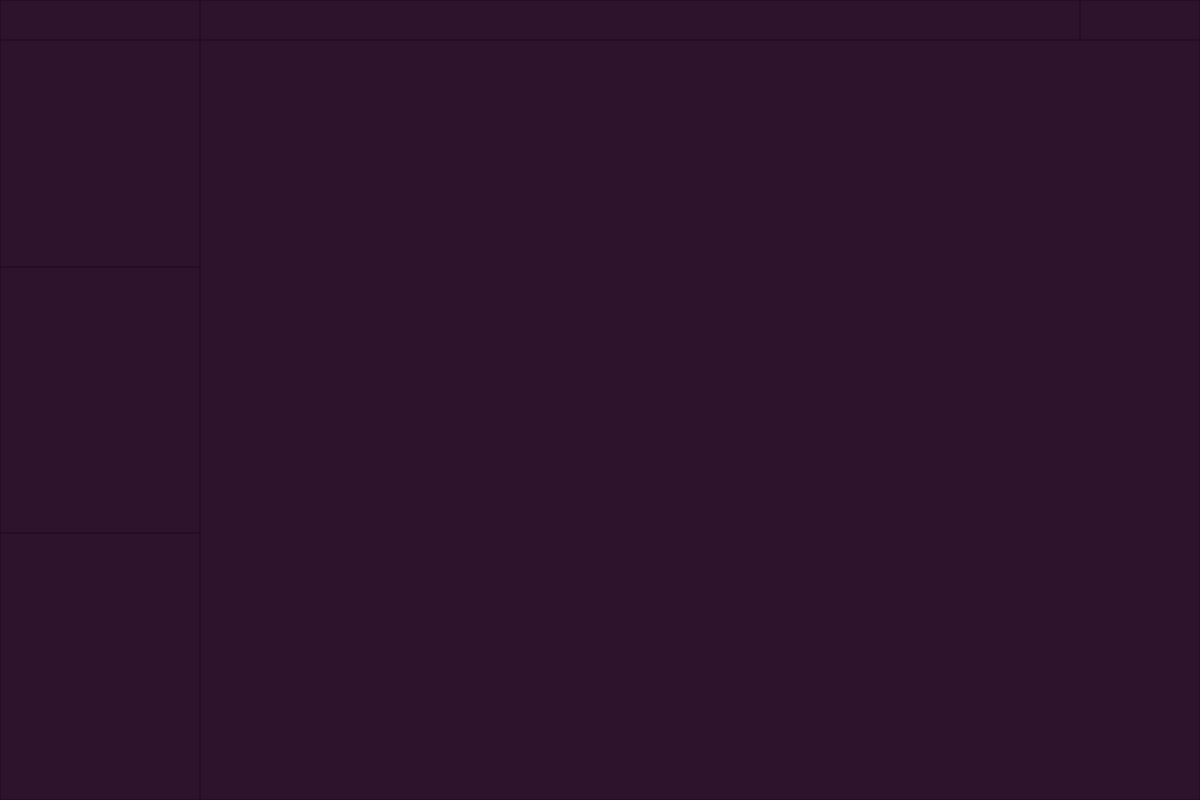
TiberiuMatei/BillyApp, file billy_ui.ui: the form before one commit.
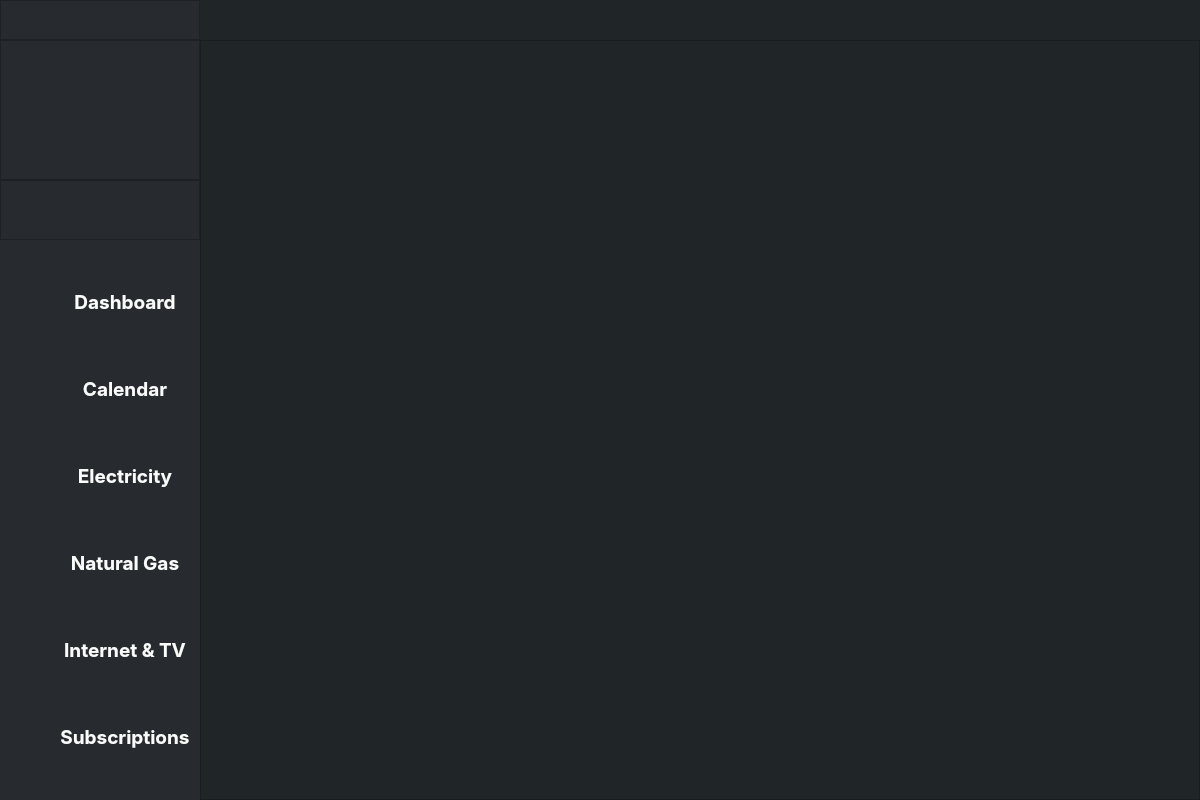
The form after the commit. Icons and pictures are not drawn.

Commit message: Added left side menu buttons design

```diff
--- a/billy_ui.ui
+++ b/billy_ui.ui
@@ -47,6 +47,11 @@
         <height>16777215</height>
        </size>
       </property>
+      <property name="styleSheet">
+       <string notr="true">QFrame{
+	background-color: rgb(39, 43, 47);
+}</string>
+      </property>
       <property name="frameShape">
        <enum>QFrame::NoFrame</enum>
       </property>
@@ -77,7 +82,7 @@
          <property name="maximumSize">
           <size>
            <width>200</width>
-           <height>16777215</height>
+           <height>180</height>
           </size>
          </property>
          <property name="styleSheet">
@@ -129,6 +134,12 @@
           </item>
           <item>
            <widget class="QFrame" name="frameLogo">
+            <property name="maximumSize">
+             <size>
+              <width>16777215</width>
+              <height>140</height>
+             </size>
+            </property>
             <property name="styleSheet">
              <string notr="true">image: url(:/images/Resources/billy_logo.png);</string>
             </property>
@@ -151,7 +162,7 @@
          <property name="maximumSize">
           <size>
            <width>200</width>
-           <height>16777215</height>
+           <height>60</height>
           </size>
          </property>
          <property name="frameShape">
@@ -173,8 +184,22 @@
            <height>16777215</height>
           </size>
          </property>
+         <property name="styleSheet">
+          <string notr="true">QPushButton{
+	border: none;
+	background-color: #272b2f;
+	color: #fafbfb;
+}
+QPushButton:checked{
+	background-color: #202528;
+	color: #EE4540;
+}
+QPushButton:hover{
+	color: #EE4540;
+}</string>
+         </property>
          <property name="frameShape">
-          <enum>QFrame::StyledPanel</enum>
+          <enum>QFrame::NoFrame</enum>
          </property>
          <property name="frameShadow">
           <enum>QFrame::Raised</enum>
@@ -182,6 +207,328 @@
          <property name="lineWidth">
           <number>0</number>
          </property>
+         <layout class="QVBoxLayout" name="verticalLayout_4">
+          <property name="spacing">
+           <number>0</number>
+          </property>
+          <property name="leftMargin">
+           <number>0</number>
+          </property>
+          <property name="topMargin">
+           <number>0</number>
+          </property>
+          <property name="rightMargin">
+           <number>0</number>
+          </property>
+          <property name="bottomMargin">
+           <number>0</number>
+          </property>
+          <item>
+           <widget class="QPushButton" name="btnDashboard">
+            <property name="sizePolicy">
+             <sizepolicy hsizetype="Minimum" vsizetype="Ignored">
+              <horstretch>0</horstretch>
+              <verstretch>0</verstretch>
+             </sizepolicy>
+            </property>
+            <property name="minimumSize">
+             <size>
+              <width>0</width>
+              <height>0</height>
+             </size>
+            </property>
+            <property name="maximumSize">
+             <size>
+              <width>16777215</width>
+              <height>50</height>
+             </size>
+            </property>
+            <property name="font">
+             <font>
+              <family>SF Pro Display</family>
+              <pointsize>14</pointsize>
+              <weight>75</weight>
+              <bold>true</bold>
+             </font>
+            </property>
+            <property name="cursor">
+             <cursorShape>PointingHandCursor</cursorShape>
+            </property>
+            <property name="styleSheet">
+             <string notr="true">QPushButton{
+background-image: url(:/images/Resources/dashboard_not_clicked.png);
+background-repeat: none;
+padding-left: 50px;
+}
+QPushButton:checked{	
+	background-image: url(:/images/Resources/dashboard_clicked.png);
+}
+</string>
+            </property>
+            <property name="text">
+             <string>Dashboard</string>
+            </property>
+            <property name="iconSize">
+             <size>
+              <width>16</width>
+              <height>16</height>
+             </size>
+            </property>
+            <property name="checkable">
+             <bool>true</bool>
+            </property>
+            <property name="checked">
+             <bool>false</bool>
+            </property>
+            <property name="autoDefault">
+             <bool>false</bool>
+            </property>
+            <property name="flat">
+             <bool>true</bool>
+            </property>
+           </widget>
+          </item>
+          <item>
+           <widget class="QPushButton" name="btnCalendar">
+            <property name="sizePolicy">
+             <sizepolicy hsizetype="Minimum" vsizetype="Ignored">
+              <horstretch>0</horstretch>
+              <verstretch>0</verstretch>
+             </sizepolicy>
+            </property>
+            <property name="maximumSize">
+             <size>
+              <width>16777215</width>
+              <height>50</height>
+             </size>
+            </property>
+            <property name="font">
+             <font>
+              <family>SF Pro Display</family>
+              <pointsize>14</pointsize>
+              <weight>75</weight>
+              <bold>true</bold>
+             </font>
+            </property>
+            <property name="cursor">
+             <cursorShape>PointingHandCursor</cursorShape>
+            </property>
+            <property name="styleSheet">
+             <string notr="true">QPushButton{
+	background-image: url(:/images/Resources/calendar_not_clicked.png);
+	background-repeat: none;
+	padding-left: 50px;
+}
+QPushButton:checked{	
+	background-image: url(:/images/Resources/calendar_clicked.png);
+}
+</string>
+            </property>
+            <property name="text">
+             <string>Calendar</string>
+            </property>
+            <property name="checkable">
+             <bool>true</bool>
+            </property>
+            <property name="flat">
+             <bool>true</bool>
+            </property>
+           </widget>
+          </item>
+          <item>
+           <widget class="QPushButton" name="btnElectricity">
+            <property name="sizePolicy">
+             <sizepolicy hsizetype="Minimum" vsizetype="Ignored">
+              <horstretch>0</horstretch>
+              <verstretch>0</verstretch>
+             </sizepolicy>
+            </property>
+            <property name="maximumSize">
+             <size>
+              <width>16777215</width>
+              <height>50</height>
+             </size>
+            </property>
+            <property name="font">
+             <font>
+              <family>SF Pro Display</family>
+              <pointsize>14</pointsize>
+              <weight>75</weight>
+              <bold>true</bold>
+             </font>
+            </property>
+            <property name="cursor">
+             <cursorShape>PointingHandCursor</cursorShape>
+            </property>
+            <property name="styleSheet">
+             <string notr="true">QPushButton{
+	background-image: url(:/images/Resources/electricity_not_clicked.png);
+	background-repeat: none;
+	padding-left: 50px;
+}
+QPushButton:checked{
+background-image: url(:/images/Resources/electricity_clicked.png);
+}</string>
+            </property>
+            <property name="text">
+             <string>Electricity</string>
+            </property>
+            <property name="iconSize">
+             <size>
+              <width>16</width>
+              <height>16</height>
+             </size>
+            </property>
+            <property name="checkable">
+             <bool>true</bool>
+            </property>
+            <property name="flat">
+             <bool>true</bool>
+            </property>
+           </widget>
+          </item>
+          <item>
+           <widget class="QPushButton" name="btnNaturalGas">
+            <property name="sizePolicy">
+             <sizepolicy hsizetype="Minimum" vsizetype="Ignored">
+              <horstretch>0</horstretch>
+              <verstretch>0</verstretch>
+             </sizepolicy>
+            </property>
+            <property name="maximumSize">
+             <size>
+              <width>16777215</width>
+              <height>50</height>
+             </size>
+            </property>
+            <property name="font">
+             <font>
+              <family>SF Pro Display</family>
+              <pointsize>14</pointsize>
+              <weight>75</weight>
+              <bold>true</bold>
+             </font>
+            </property>
+            <property name="cursor">
+             <cursorShape>PointingHandCursor</cursorShape>
+            </property>
+            <property name="styleSheet">
+             <string notr="true">QPushButton{
+	background-image: url(:/images/Resources/gas_not_clicked.png);
+	background-repeat: none;
+	padding-left: 50px;
+}
+QPushButton:checked{	
+	background-image: url(:/images/Resources/gas_clicked.png);
+}
+</string>
+            </property>
+            <property name="text">
+             <string>Natural Gas</string>
+            </property>
+            <property name="checkable">
+             <bool>true</bool>
+            </property>
+            <property name="flat">
+             <bool>true</bool>
+            </property>
+           </widget>
+          </item>
+          <item>
+           <widget class="QPushButton" name="btnInternetTV">
+            <property name="sizePolicy">
+             <sizepolicy hsizetype="Minimum" vsizetype="Ignored">
+              <horstretch>0</horstretch>
+              <verstretch>0</verstretch>
+             </sizepolicy>
+            </property>
+            <property name="maximumSize">
+             <size>
+              <width>16777215</width>
+              <height>50</height>
+             </size>
+            </property>
+            <property name="font">
+             <font>
+              <family>SF Pro Display</family>
+              <pointsize>14</pointsize>
+              <weight>75</weight>
+              <bold>true</bold>
+             </font>
+            </property>
+            <property name="cursor">
+             <cursorShape>PointingHandCursor</cursorShape>
+            </property>
+            <property name="styleSheet">
+             <string notr="true">QPushButton{
+	background-image: url(:/images/Resources/internet_not_clicked.png);
+	background-repeat: none;
+	padding-left: 50px;
+}
+QPushButton:checked{	
+	background-image: url(:/images/Resources/internet_clicked.png);
+}
+</string>
+            </property>
+            <property name="text">
+             <string>Internet &amp;&amp; TV</string>
+            </property>
+            <property name="checkable">
+             <bool>true</bool>
+            </property>
+            <property name="flat">
+             <bool>true</bool>
+            </property>
+           </widget>
+          </item>
+          <item>
+           <widget class="QPushButton" name="btnSubscriptions">
+            <property name="sizePolicy">
+             <sizepolicy hsizetype="Minimum" vsizetype="Ignored">
+              <horstretch>0</horstretch>
+              <verstretch>0</verstretch>
+             </sizepolicy>
+            </property>
+            <property name="maximumSize">
+             <size>
+              <width>16777215</width>
+              <height>50</height>
+             </size>
+            </property>
+            <property name="font">
+             <font>
+              <family>SF Pro Display</family>
+              <pointsize>14</pointsize>
+              <weight>75</weight>
+              <bold>true</bold>
+             </font>
+            </property>
+            <property name="cursor">
+             <cursorShape>PointingHandCursor</cursorShape>
+            </property>
+            <property name="styleSheet">
+             <string notr="true">QPushButton{
+	background-image: url(:/images/Resources/subscriptions_not_clicked.png);
+	background-repeat: none;
+	padding-left: 50px;
+}
+QPushButton:checked{	
+	background-image: url(:/images/Resources/subscriptions_clicked.png);
+}
+</string>
+            </property>
+            <property name="text">
+             <string>Subscriptions</string>
+            </property>
+            <property name="checkable">
+             <bool>true</bool>
+            </property>
+            <property name="flat">
+             <bool>true</bool>
+            </property>
+           </widget>
+          </item>
+         </layout>
         </widget>
        </item>
       </layout>
@@ -249,8 +596,13 @@
           </property>
           <item>
            <widget class="QFrame" name="frameTitle">
+            <property name="styleSheet">
+             <string notr="true">QFrame{
+	background-color: rgb(32, 37, 40);
+}</string>
+            </property>
             <property name="frameShape">
-             <enum>QFrame::StyledPanel</enum>
+             <enum>QFrame::NoFrame</enum>
             </property>
             <property name="frameShadow">
              <enum>QFrame::Raised</enum>
@@ -268,8 +620,13 @@
               <height>16777215</height>
              </size>
             </property>
+            <property name="styleSheet">
+             <string notr="true">QFrame{
+	background-color: rgb(32, 37, 40);
+}</string>
+            </property>
             <property name="frameShape">
-             <enum>QFrame::StyledPanel</enum>
+             <enum>QFrame::NoFrame</enum>
             </property>
             <property name="frameShadow">
              <enum>QFrame::Raised</enum>
@@ -303,6 +660,7 @@
                <property name="styleSheet">
                 <string notr="true">QPushButton{
 	border: none;
+	background-color: rgb(32, 37, 40);
 }
 QPushButton:hover{
 	background-color:#510A32;
@@ -331,6 +689,7 @@
                <property name="styleSheet">
                 <string notr="true">QPushButton{
 	border: none;
+	background-color: rgb(32, 37, 40);
 }
 QPushButton:hover{
 	background-color:#510A32;
@@ -359,6 +718,7 @@
                <property name="styleSheet">
                 <string notr="true">QPushButton{
 	border: none;
+	background-color: rgb(32, 37, 40);
 }
 QPushButton:hover{
 	background-color:#C72C41;
@@ -390,6 +750,11 @@
        </item>
        <item>
         <widget class="QFrame" name="frameContentArea">
+         <property name="styleSheet">
+          <string notr="true">QFrame{
+	background-color: rgb(32, 37, 40);
+}</string>
+         </property>
          <property name="frameShape">
           <enum>QFrame::StyledPanel</enum>
          </property>
```
Left out of the diff: 4 changed lines with no effect on the pictures. The commit also changes 6 other files.
